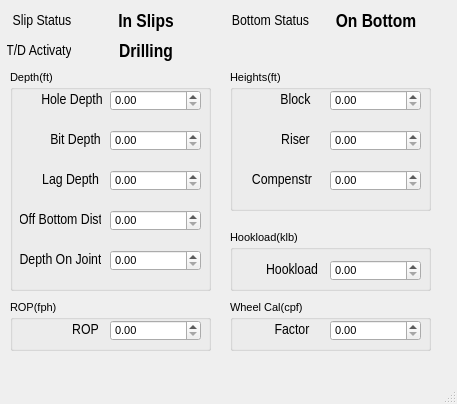
Before: the Qt Designer form src/samples/depth/depthwindow.ui in TinySlik/QT_OrangeCat, drawn with Qt 5.
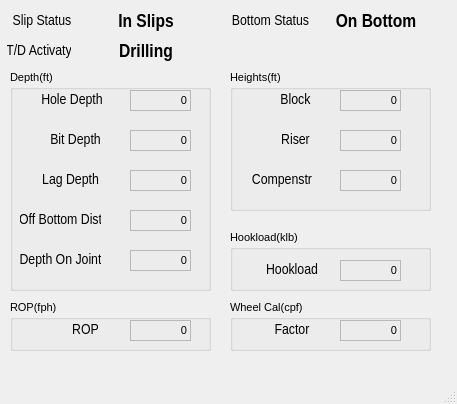
After: the same form once the commit is applied.

Patch:
```diff
--- a/src/samples/depth/depthwindow.ui
+++ b/src/samples/depth/depthwindow.ui
@@ -10,6 +10,12 @@
     <height>404</height>
    </rect>
   </property>
+  <property name="sizePolicy">
+   <sizepolicy hsizetype="Preferred" vsizetype="Preferred">
+    <horstretch>0</horstretch>
+    <verstretch>0</verstretch>
+   </sizepolicy>
+  </property>
   <property name="font">
    <font>
     <pointsize>9</pointsize>
@@ -18,6 +24,12 @@
   <property name="windowTitle">
    <string>Depth Monitor</string>
   </property>
+  <property name="animated">
+   <bool>true</bool>
+  </property>
+  <property name="tabShape">
+   <enum>QTabWidget::Rounded</enum>
+  </property>
   <widget class="QWidget" name="centralwidget">
    <widget class="QLabel" name="label_bottom_status">
     <property name="geometry">
@@ -136,56 +148,6 @@
     <property name="title">
      <string>Depth(ft)</string>
     </property>
-    <widget class="QDoubleSpinBox" name="doubleSpinBox">
-     <property name="geometry">
-      <rect>
-       <x>100</x>
-       <y>20</y>
-       <width>91</width>
-       <height>21</height>
-      </rect>
-     </property>
-    </widget>
-    <widget class="QDoubleSpinBox" name="doubleSpinBox_2">
-     <property name="geometry">
-      <rect>
-       <x>100</x>
-       <y>180</y>
-       <width>91</width>
-       <height>21</height>
-      </rect>
-     </property>
-    </widget>
-    <widget class="QDoubleSpinBox" name="doubleSpinBox_3">
-     <property name="geometry">
-      <rect>
-       <x>100</x>
-       <y>60</y>
-       <width>91</width>
-       <height>21</height>
-      </rect>
-     </property>
-    </widget>
-    <widget class="QDoubleSpinBox" name="doubleSpinBox_4">
-     <property name="geometry">
-      <rect>
-       <x>100</x>
-       <y>140</y>
-       <width>91</width>
-       <height>21</height>
-      </rect>
-     </property>
-    </widget>
-    <widget class="QDoubleSpinBox" name="doubleSpinBox_6">
-     <property name="geometry">
-      <rect>
-       <x>100</x>
-       <y>100</y>
-       <width>91</width>
-       <height>21</height>
-      </rect>
-     </property>
-    </widget>
     <widget class="QLabel" name="label_read1_2">
      <property name="geometry">
       <rect>
@@ -311,6 +273,131 @@
       <set>Qt::AlignCenter</set>
      </property>
     </widget>
+    <widget class="QLabel" name="label_4">
+     <property name="geometry">
+      <rect>
+       <x>120</x>
+       <y>20</y>
+       <width>61</width>
+       <height>21</height>
+      </rect>
+     </property>
+     <property name="inputMethodHints">
+      <set>Qt::ImhNone</set>
+     </property>
+     <property name="frameShape">
+      <enum>QFrame::StyledPanel</enum>
+     </property>
+     <property name="text">
+      <string>0</string>
+     </property>
+     <property name="scaledContents">
+      <bool>false</bool>
+     </property>
+     <property name="alignment">
+      <set>Qt::AlignRight|Qt::AlignTrailing|Qt::AlignVCenter</set>
+     </property>
+    </widget>
+    <widget class="QLabel" name="label_5">
+     <property name="geometry">
+      <rect>
+       <x>120</x>
+       <y>60</y>
+       <width>61</width>
+       <height>21</height>
+      </rect>
+     </property>
+     <property name="inputMethodHints">
+      <set>Qt::ImhNone</set>
+     </property>
+     <property name="frameShape">
+      <enum>QFrame::StyledPanel</enum>
+     </property>
+     <property name="text">
+      <string>0</string>
+     </property>
+     <property name="scaledContents">
+      <bool>false</bool>
+     </property>
+     <property name="alignment">
+      <set>Qt::AlignRight|Qt::AlignTrailing|Qt::AlignVCenter</set>
+     </property>
+    </widget>
+    <widget class="QLabel" name="label_6">
+     <property name="geometry">
+      <rect>
+       <x>120</x>
+       <y>100</y>
+       <width>61</width>
+       <height>21</height>
+      </rect>
+     </property>
+     <property name="inputMethodHints">
+      <set>Qt::ImhNone</set>
+     </property>
+     <property name="frameShape">
+      <enum>QFrame::StyledPanel</enum>
+     </property>
+     <property name="text">
+      <string>0</string>
+     </property>
+     <property name="scaledContents">
+      <bool>false</bool>
+     </property>
+     <property name="alignment">
+      <set>Qt::AlignRight|Qt::AlignTrailing|Qt::AlignVCenter</set>
+     </property>
+    </widget>
+    <widget class="QLabel" name="label_7">
+     <property name="geometry">
+      <rect>
+       <x>120</x>
+       <y>180</y>
+       <width>61</width>
+       <height>21</height>
+      </rect>
+     </property>
+     <property name="inputMethodHints">
+      <set>Qt::ImhNone</set>
+     </property>
+     <property name="frameShape">
+      <enum>QFrame::StyledPanel</enum>
+     </property>
+     <property name="text">
+      <string>0</string>
+     </property>
+     <property name="scaledContents">
+      <bool>false</bool>
+     </property>
+     <property name="alignment">
+      <set>Qt::AlignRight|Qt::AlignTrailing|Qt::AlignVCenter</set>
+     </property>
+    </widget>
+    <widget class="QLabel" name="label_8">
+     <property name="geometry">
+      <rect>
+       <x>120</x>
+       <y>140</y>
+       <width>61</width>
+       <height>21</height>
+      </rect>
+     </property>
+     <property name="inputMethodHints">
+      <set>Qt::ImhNone</set>
+     </property>
+     <property name="frameShape">
+      <enum>QFrame::StyledPanel</enum>
+     </property>
+     <property name="text">
+      <string>0</string>
+     </property>
+     <property name="scaledContents">
+      <bool>false</bool>
+     </property>
+     <property name="alignment">
+      <set>Qt::AlignRight|Qt::AlignTrailing|Qt::AlignVCenter</set>
+     </property>
+    </widget>
    </widget>
    <widget class="QGroupBox" name="groupBox_2">
     <property name="geometry">
@@ -329,36 +416,6 @@
     <property name="title">
      <string>Heights(ft)</string>
     </property>
-    <widget class="QDoubleSpinBox" name="doubleSpinBox_9">
-     <property name="geometry">
-      <rect>
-       <x>100</x>
-       <y>20</y>
-       <width>91</width>
-       <height>21</height>
-      </rect>
-     </property>
-    </widget>
-    <widget class="QDoubleSpinBox" name="doubleSpinBox_8">
-     <property name="geometry">
-      <rect>
-       <x>100</x>
-       <y>100</y>
-       <width>91</width>
-       <height>21</height>
-      </rect>
-     </property>
-    </widget>
-    <widget class="QDoubleSpinBox" name="doubleSpinBox_7">
-     <property name="geometry">
-      <rect>
-       <x>100</x>
-       <y>60</y>
-       <width>91</width>
-       <height>21</height>
-      </rect>
-     </property>
-    </widget>
     <widget class="QLabel" name="label_read1_8">
      <property name="geometry">
       <rect>
@@ -434,6 +491,81 @@
       <set>Qt::AlignCenter</set>
      </property>
     </widget>
+    <widget class="QLabel" name="label_9">
+     <property name="geometry">
+      <rect>
+       <x>110</x>
+       <y>20</y>
+       <width>61</width>
+       <height>21</height>
+      </rect>
+     </property>
+     <property name="inputMethodHints">
+      <set>Qt::ImhNone</set>
+     </property>
+     <property name="frameShape">
+      <enum>QFrame::StyledPanel</enum>
+     </property>
+     <property name="text">
+      <string>0</string>
+     </property>
+     <property name="scaledContents">
+      <bool>false</bool>
+     </property>
+     <property name="alignment">
+      <set>Qt::AlignRight|Qt::AlignTrailing|Qt::AlignVCenter</set>
+     </property>
+    </widget>
+    <widget class="QLabel" name="label_10">
+     <property name="geometry">
+      <rect>
+       <x>110</x>
+       <y>100</y>
+       <width>61</width>
+       <height>21</height>
+      </rect>
+     </property>
+     <property name="inputMethodHints">
+      <set>Qt::ImhNone</set>
+     </property>
+     <property name="frameShape">
+      <enum>QFrame::StyledPanel</enum>
+     </property>
+     <property name="text">
+      <string>0</string>
+     </property>
+     <property name="scaledContents">
+      <bool>false</bool>
+     </property>
+     <property name="alignment">
+      <set>Qt::AlignRight|Qt::AlignTrailing|Qt::AlignVCenter</set>
+     </property>
+    </widget>
+    <widget class="QLabel" name="label_11">
+     <property name="geometry">
+      <rect>
+       <x>110</x>
+       <y>60</y>
+       <width>61</width>
+       <height>21</height>
+      </rect>
+     </property>
+     <property name="inputMethodHints">
+      <set>Qt::ImhNone</set>
+     </property>
+     <property name="frameShape">
+      <enum>QFrame::StyledPanel</enum>
+     </property>
+     <property name="text">
+      <string>0</string>
+     </property>
+     <property name="scaledContents">
+      <bool>false</bool>
+     </property>
+     <property name="alignment">
+      <set>Qt::AlignRight|Qt::AlignTrailing|Qt::AlignVCenter</set>
+     </property>
+    </widget>
    </widget>
    <widget class="QGroupBox" name="groupBox_4">
     <property name="geometry">
@@ -452,16 +584,6 @@
     <property name="title">
      <string>Wheel Cal(cpf)</string>
     </property>
-    <widget class="QDoubleSpinBox" name="doubleSpinBox_11">
-     <property name="geometry">
-      <rect>
-       <x>100</x>
-       <y>20</y>
-       <width>91</width>
-       <height>21</height>
-      </rect>
-     </property>
-    </widget>
     <widget class="QLabel" name="label_read1_12">
      <property name="geometry">
       <rect>
@@ -490,6 +612,31 @@
       <set>Qt::AlignCenter</set>
      </property>
     </widget>
+    <widget class="QLabel" name="label_13">
+     <property name="geometry">
+      <rect>
+       <x>110</x>
+       <y>20</y>
+       <width>61</width>
+       <height>21</height>
+      </rect>
+     </property>
+     <property name="inputMethodHints">
+      <set>Qt::ImhNone</set>
+     </property>
+     <property name="frameShape">
+      <enum>QFrame::StyledPanel</enum>
+     </property>
+     <property name="text">
+      <string>0</string>
+     </property>
+     <property name="scaledContents">
+      <bool>false</bool>
+     </property>
+     <property name="alignment">
+      <set>Qt::AlignRight|Qt::AlignTrailing|Qt::AlignVCenter</set>
+     </property>
+    </widget>
    </widget>
    <widget class="QGroupBox" name="groupBox_5">
     <property name="geometry">
@@ -508,16 +655,6 @@
     <property name="title">
      <string>ROP(fph)</string>
     </property>
-    <widget class="QDoubleSpinBox" name="doubleSpinBox_12">
-     <property name="geometry">
-      <rect>
-       <x>100</x>
-       <y>20</y>
-       <width>91</width>
-       <height>21</height>
-      </rect>
-     </property>
-    </widget>
     <widget class="QLabel" name="label_read1_7">
      <property name="geometry">
       <rect>
@@ -543,6 +680,31 @@
       <set>Qt::AlignCenter</set>
      </property>
     </widget>
+    <widget class="QLabel" name="label_14">
+     <property name="geometry">
+      <rect>
+       <x>120</x>
+       <y>20</y>
+       <width>61</width>
+       <height>21</height>
+      </rect>
+     </property>
+     <property name="inputMethodHints">
+      <set>Qt::ImhNone</set>
+     </property>
+     <property name="frameShape">
+      <enum>QFrame::StyledPanel</enum>
+     </property>
+     <property name="text">
+      <string>0</string>
+     </property>
+     <property name="scaledContents">
+      <bool>false</bool>
+     </property>
+     <property name="alignment">
+      <set>Qt::AlignRight|Qt::AlignTrailing|Qt::AlignVCenter</set>
+     </property>
+    </widget>
    </widget>
    <widget class="QGroupBox" name="groupBox_6">
     <property name="geometry">
@@ -570,16 +732,6 @@
     <property name="checkable">
      <bool>false</bool>
     </property>
-    <widget class="QDoubleSpinBox" name="doubleSpinBox_10">
-     <property name="geometry">
-      <rect>
-       <x>100</x>
-       <y>30</y>
-       <width>91</width>
-       <height>21</height>
-      </rect>
-     </property>
-    </widget>
     <widget class="QLabel" name="label_read1_11">
      <property name="geometry">
       <rect>
@@ -605,6 +757,31 @@
       <set>Qt::AlignCenter</set>
      </property>
     </widget>
+    <widget class="QLabel" name="label_12">
+     <property name="geometry">
+      <rect>
+       <x>110</x>
+       <y>30</y>
+       <width>61</width>
+       <height>21</height>
+      </rect>
+     </property>
+     <property name="inputMethodHints">
+      <set>Qt::ImhNone</set>
+     </property>
+     <property name="frameShape">
+      <enum>QFrame::StyledPanel</enum>
+     </property>
+     <property name="text">
+      <string>0</string>
+     </property>
+     <property name="scaledContents">
+      <bool>false</bool>
+     </property>
+     <property name="alignment">
+      <set>Qt::AlignRight|Qt::AlignTrailing|Qt::AlignVCenter</set>
+     </property>
+    </widget>
    </widget>
    <widget class="QLabel" name="label_read1_13">
     <property name="geometry">
```
